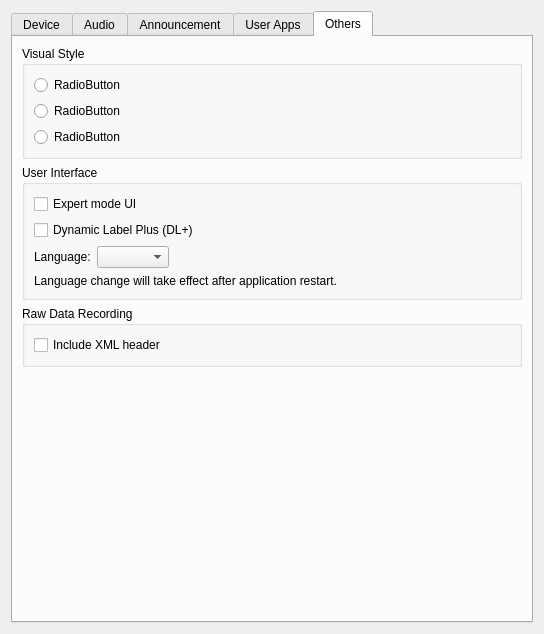
The window that gui/setupdialog.ui (KejPi/AbracaDABra) describes before a commit, drawn with Qt 5.
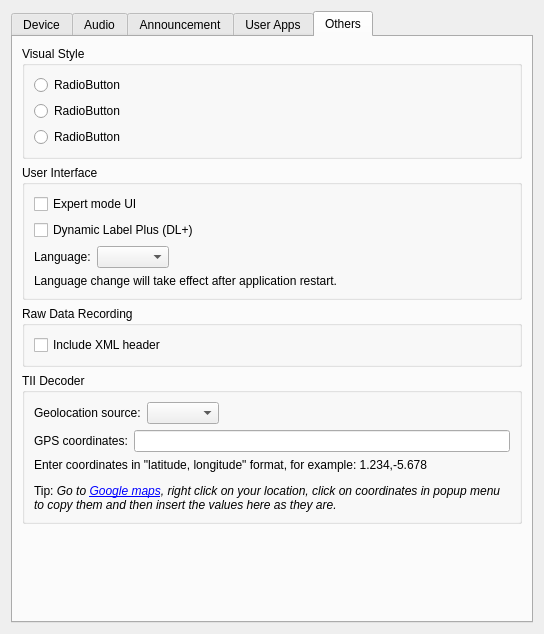
The same window after the commit. The open tabs and pages were chosen to show the change. Custom widgets are drawn as their Qt base class.

Commit message: feat: Geolocation source cen be set in settings. System and manual are working, serial port NMEA reciever support added but no HW for testing available.

```diff
--- a/gui/setupdialog.ui
+++ b/gui/setupdialog.ui
@@ -19,8 +19,8 @@
   <property name="windowTitle">
    <string>Settings</string>
   </property>
-  <layout class="QGridLayout" name="gridLayout_9">
-   <item row="0" column="0">
+  <layout class="QVBoxLayout" name="verticalLayout_15">
+   <item>
     <widget class="QTabWidget" name="tabWidget">
      <property name="currentIndex">
       <number>3</number>
@@ -1661,6 +1661,155 @@
          </layout>
         </widget>
        </item>
+       <item>
+        <widget class="QGroupBox" name="tiiGroup">
+         <property name="title">
+          <string>TII Decoder</string>
+         </property>
+         <layout class="QVBoxLayout" name="verticalLayout_14">
+          <item>
+           <layout class="QHBoxLayout" name="horizontalLayout_19">
+            <item>
+             <widget class="QLabel" name="locationSourceLabel">
+              <property name="text">
+               <string>Geolocation source:</string>
+              </property>
+             </widget>
+            </item>
+            <item>
+             <widget class="QComboBox" name="locationSourceCombo">
+              <property name="sizePolicy">
+               <sizepolicy hsizetype="Minimum" vsizetype="Fixed">
+                <horstretch>0</horstretch>
+                <verstretch>0</verstretch>
+               </sizepolicy>
+              </property>
+             </widget>
+            </item>
+            <item>
+             <spacer name="horizontalSpacer_10">
+              <property name="orientation">
+               <enum>Qt::Horizontal</enum>
+              </property>
+              <property name="sizeHint" stdset="0">
+               <size>
+                <width>206</width>
+                <height>20</height>
+               </size>
+              </property>
+             </spacer>
+            </item>
+           </layout>
+          </item>
+          <item>
+           <widget class="QStackedWidget" name="locationSrcWidget">
+            <property name="sizePolicy">
+             <sizepolicy hsizetype="Preferred" vsizetype="Maximum">
+              <horstretch>0</horstretch>
+              <verstretch>0</verstretch>
+             </sizepolicy>
+            </property>
+            <property name="currentIndex">
+             <number>1</number>
+            </property>
+            <widget class="QWidget" name="manualLocationPage">
+             <layout class="QVBoxLayout" name="verticalLayout_16">
+              <property name="leftMargin">
+               <number>0</number>
+              </property>
+              <property name="topMargin">
+               <number>0</number>
+              </property>
+              <property name="rightMargin">
+               <number>0</number>
+              </property>
+              <property name="bottomMargin">
+               <number>0</number>
+              </property>
+              <item>
+               <layout class="QHBoxLayout" name="horizontalLayout_18">
+                <item>
+                 <widget class="QLabel" name="coordinateLabel">
+                  <property name="text">
+                   <string>GPS coordinates:</string>
+                  </property>
+                 </widget>
+                </item>
+                <item>
+                 <widget class="QLineEdit" name="coordinatesEdit"/>
+                </item>
+               </layout>
+              </item>
+              <item>
+               <widget class="QLabel" name="coordHelpLabel">
+                <property name="text">
+                 <string>&lt;html&gt;&lt;head/&gt;&lt;body&gt;
+&lt;p&gt;
+Enter coordinates in &quot;latitude, longitude&quot; format, for example: 1.234,-5.678&lt;/p&gt;
+&lt;p&gt;Tip: &lt;i&gt;Go to &lt;a href=&quot;https://www.google.com/maps\&quot;&gt;Google maps&lt;/a&gt;,
+right click on your location, click on coordinates in popup menu to copy them
+and then insert the values here as they are.&lt;/i&gt;&lt;/p&gt;
+&lt;/p&gt;
+&lt;/body&gt;&lt;/html&gt;</string>
+                </property>
+                <property name="wordWrap">
+                 <bool>true</bool>
+                </property>
+                <property name="openExternalLinks">
+                 <bool>true</bool>
+                </property>
+               </widget>
+              </item>
+             </layout>
+            </widget>
+            <widget class="QWidget" name="serialPortPage">
+             <layout class="QVBoxLayout" name="verticalLayout_17">
+              <property name="leftMargin">
+               <number>0</number>
+              </property>
+              <property name="topMargin">
+               <number>0</number>
+              </property>
+              <property name="rightMargin">
+               <number>0</number>
+              </property>
+              <property name="bottomMargin">
+               <number>0</number>
+              </property>
+              <item>
+               <layout class="QHBoxLayout" name="horizontalLayout_20">
+                <item>
+                 <widget class="QLabel" name="serialPortLabel">
+                  <property name="text">
+                   <string>Serial port:</string>
+                  </property>
+                 </widget>
+                </item>
+                <item>
+                 <widget class="QLineEdit" name="serialPortEdit"/>
+                </item>
+               </layout>
+              </item>
+              <item>
+               <spacer name="verticalSpacer_9">
+                <property name="orientation">
+                 <enum>Qt::Vertical</enum>
+                </property>
+                <property name="sizeHint" stdset="0">
+                 <size>
+                  <width>20</width>
+                  <height>40</height>
+                 </size>
+                </property>
+               </spacer>
+              </item>
+             </layout>
+            </widget>
+           </widget>
+          </item>
+         </layout>
+        </widget>
+       </item>
        <item>
         <spacer name="verticalSpacer_2">
          <property name="orientation">
@@ -1669,7 +1818,7 @@
          <property name="sizeHint" stdset="0">
           <size>
            <width>20</width>
-           <height>0</height>
+           <height>40</height>
           </size>
          </property>
         </spacer>
```
Left out of the diff: 2 changed lines with no effect on the pictures. The commit also changes 6 other files.
